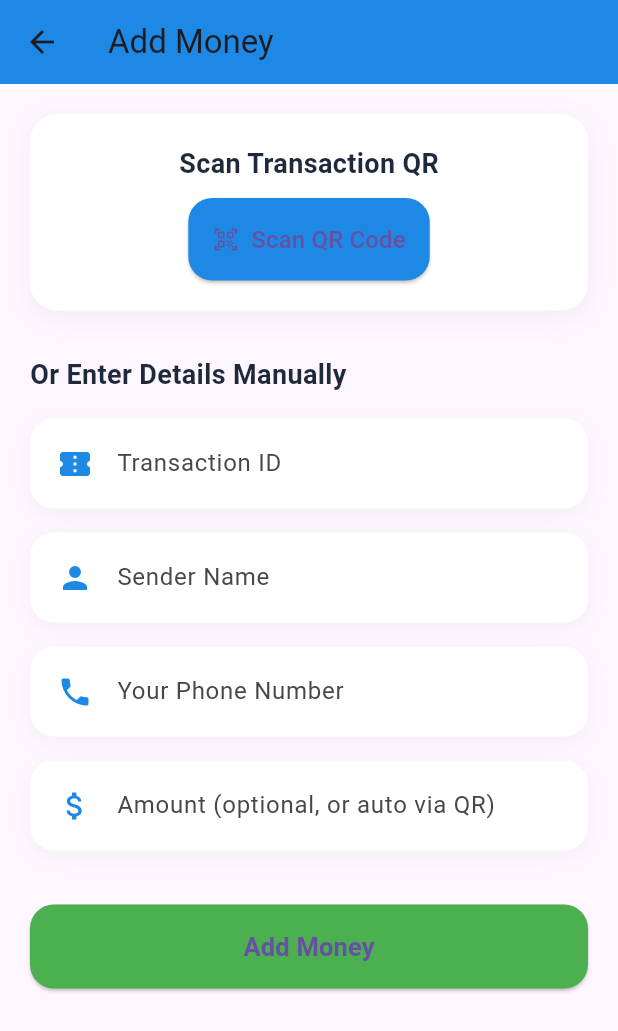
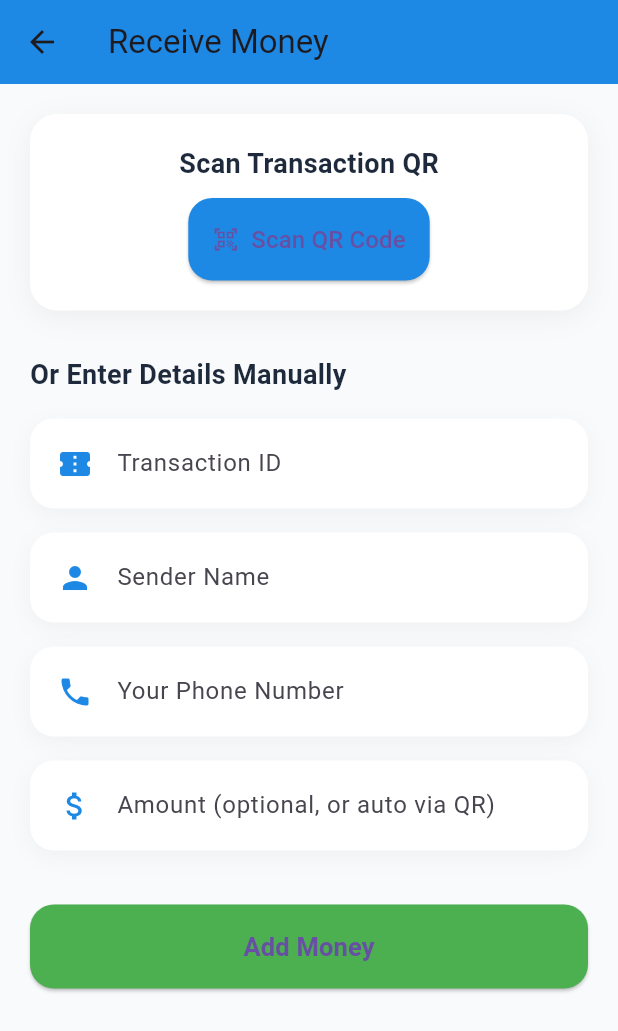
Before and after one commit to Mohammad25304/FYPMobile, a Flutter app: the Home screen opened by its route, after a tap on "Receive", on a phone screen of 412 x 824 dp. Shown: the top 1031 px of the screen. Run offline on Flutter 3.47's test engine with Material 3 defaults, Android fonts, the light colour scheme and no system bars; our stand-ins replace camera, dio, flutter_secure_storage, get, image_picker, permission_handler and 1 more; missing offline and left inert: google_mlkit_face_detection, mobile_scanner; accounts and stored records are empty; network calls fail; statements that could not run were skipped.

Commit message:
make some changes on ip and navbar

```diff
--- a/lib/Controllers/ForgetPasswordController.dart
+++ b/lib/Controllers/ForgetPasswordController.dart
@@ -10,7 +10,7 @@ class ForgetPasswordController extends GetxController {
   final Dio dio = Dio();
 
   // ✅ Update this to your actual backend IP
-  final String baseUrl = 'http://192.168.1.50:8000/api';
+  final String baseUrl = 'http://192.168.1.70:8000/api';
 
   // Text Controllers
   late TextEditingController emailController;
--- a/lib/Controllers/LoginController.dart
+++ b/lib/Controllers/LoginController.dart
@@ -1,3 +1,5 @@
+import 'package:cashpilot/Controllers/HomeController.dart';
+import 'package:cashpilot/Controllers/SendMoneyController.dart';
 import 'package:cashpilot/Controllers/WalletController.dart';
 import 'package:cashpilot/Core/Network/DioClient.dart';
 import 'package:cashpilot/Core/Network/auth_service.dart';
@@ -98,7 +100,9 @@ class LoginController extends GetxController {
         );
         return;
       }
-
+      // Fetch home dashboard data after successful login
+      final homeController = Get.put(HomeController());
+      await homeController.fetchDashboardData();
       // Fetch wallet data after successful login
       final walletController = Get.put(WalletController());
       await walletController.fetchWalletData();
--- a/lib/Controllers/OtpVerificationController.dart
+++ b/lib/Controllers/OtpVerificationController.dart
@@ -47,7 +47,7 @@ class OtpVerificationController extends GetxController {
         barrierDismissible: false,
       );
 
-      final dio = Dio(BaseOptions(baseUrl: "http://192.168.1.50:8000/api/"));
+      final dio = Dio(BaseOptions(baseUrl: "http://192.168.1.70:8000/api/"));
 
       final response = await dio.post(
         "verify-otp",
@@ -84,7 +84,7 @@ class OtpVerificationController extends GetxController {
   Future<void> resendOtp() async {
     if (!canResend.value) return;
 
-    final dio = Dio(BaseOptions(baseUrl: "http://192.168.1.50:8000/api/"));
+    final dio = Dio(BaseOptions(baseUrl: "http://192.168.1.70:8000/api/"));
 
     try {
       final response = await dio.post("resend-otp", data: {"email": email});
--- a/lib/Core/Network/DioClient.dart
+++ b/lib/Core/Network/DioClient.dart
@@ -5,7 +5,7 @@ class DioClient {
   Dio getInstance({bool useJson = true}) {
     final dio = Dio(
       BaseOptions(
-        baseUrl: "http://192.168.1.50:8000/api/",
+        baseUrl: "http://192.168.1.70:8000/api/",
         connectTimeout: const Duration(seconds: 60),
         receiveTimeout: const Duration(seconds: 60),
         sendTimeout: const Duration(seconds: 60),
--- a/lib/Views/AddMoney.dart
+++ b/lib/Views/AddMoney.dart
@@ -10,8 +10,11 @@ class AddMoney extends StatelessWidget {
   @override
   Widget build(BuildContext context) {
     return Scaffold(
+      resizeToAvoidBottomInset: true,
+      backgroundColor: const Color(0xFFF8FAFC),
       appBar: AppBar(
-        title: const Text("Add Money"),
+        title: const Text("Receive Money"),
+
         backgroundColor: const Color(0xFF1E88E5),
         elevation: 0,
       ),
--- a/lib/Views/Home.dart
+++ b/lib/Views/Home.dart
@@ -177,7 +177,7 @@ class Home extends GetView<HomeController> {
             BottomNavigationBarItem(
               icon: Icon(Icons.person_outline),
               activeIcon: Icon(Icons.person_rounded),
-              label: "Profile",
+              label: "Details",
             ),
           ],
         ),
--- a/lib/Views/Payment.dart
+++ b/lib/Views/Payment.dart
@@ -128,7 +128,7 @@ class Payment extends GetView<PaymentController> {
             BottomNavigationBarItem(
               icon: Icon(Icons.person_outline),
               activeIcon: Icon(Icons.person_rounded),
-              label: "Profile",
+              label: "Details",
             ),
           ],
         ),
```
Also changed, not shown: lib/Views/Wallet.dart (+1 -42 lines), lib/main.dart (+0 -10 lines).
